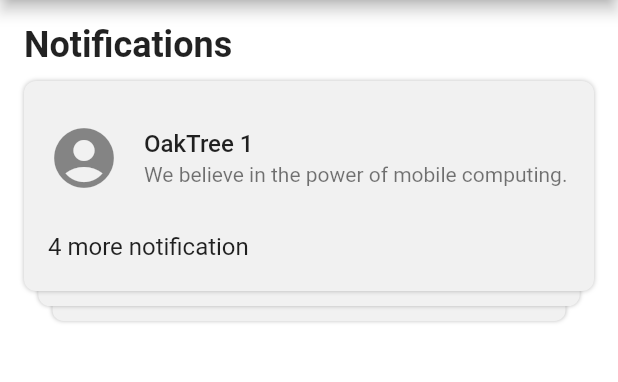
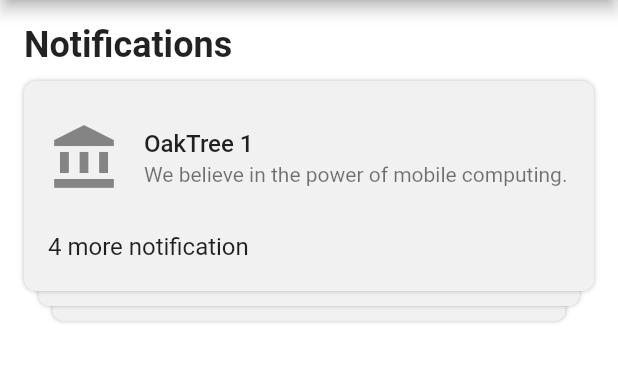
Before and after one commit to oaktreeapps/stacked_notification_cards, a Flutter app: the screen it shows after launch, on a phone screen of 412 x 824 dp, the part 84-466 px from its top. Run offline on Flutter 3.47's test engine with Material 2 defaults, Android fonts, the phone set to English and light mode, and no system bars; drawn by our look-alikes of flutter_slidable.

Commit message:
- added dynamic leading icon in last notification card

```diff
--- a/example/lib/main.dart
+++ b/example/lib/main.dart
@@ -28,7 +28,7 @@ class _MyHomePageState extends State<MyHomePage> {
     NotificationCard(
       date: DateTime.now(),
       leading: Icon(
-        Icons.account_circle,
+        Icons.account_balance,
         size: 48,
       ),
       title: 'OakTree 1',
--- a/lib/src/stacked_cards/last_notification_card.dart
+++ b/lib/src/stacked_cards/last_notification_card.dart
@@ -102,10 +102,7 @@ class LastNotificationCard extends StatelessWidget {
                 child: Visibility(
                   visible: controller.value <= 0.2,
                   child: ListTile(
-                    leading: Icon(
-                      Icons.account_circle,
-                      size: 48,
-                    ),
+                    leading: notification.leading,
                     title: Text(
                       notification.title,
                       maxLines: 1,
@@ -136,10 +133,7 @@ class LastNotificationCard extends StatelessWidget {
                 child: Visibility(
                   visible: controller.value >= 0.2,
                   child: ListTile(
-                    leading: Icon(
-                      Icons.account_circle,
-                      size: 48,
-                    ),
+                    leading: notification.leading,
                     title: Text(
                       notification.title,
                       maxLines: 1,
```
